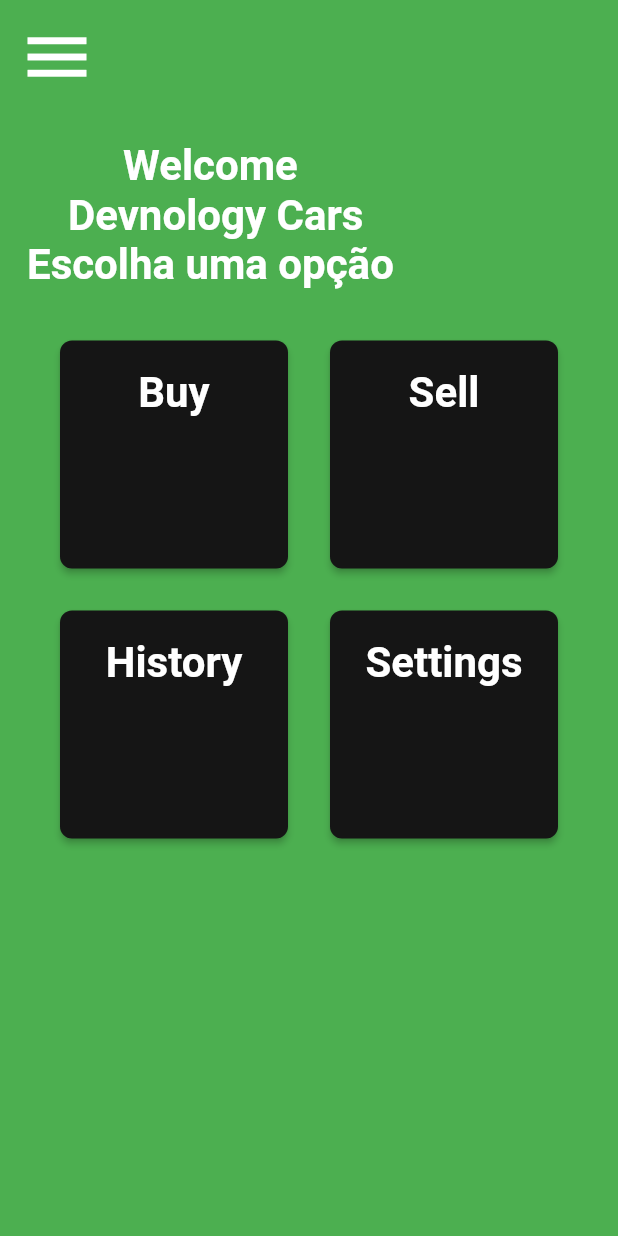
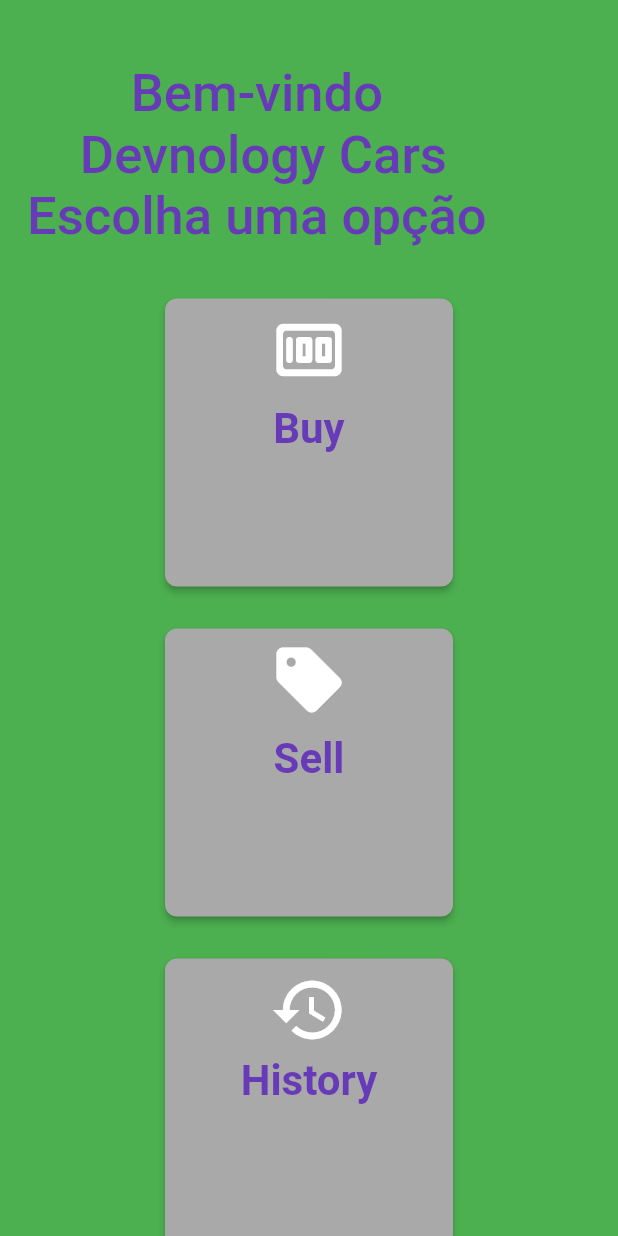
Before and after one commit to Emersonovidio/devnology-frontend, a Flutter app: the screen it shows after launch, on a phone screen of 412 x 824 dp. Run offline on Flutter 3.47's test engine with Material 2 defaults, Android fonts, the light colour scheme and no system bars.

Commit message:
news update

```diff
--- a/lib/main.dart
+++ b/lib/main.dart
@@ -3,7 +3,7 @@
 
 void main() {
   runApp(const MaterialApp(
-    title: "Login Flutter",
+    title: "devnology Cars",
     home: Dashboard(),
     debugShowCheckedModeBanner: false,
   ));
--- a/lib/pages/dashboard.dart
+++ b/lib/pages/dashboard.dart
@@ -18,11 +18,11 @@
               child: Row(
                 mainAxisAlignment: MainAxisAlignment.spaceBetween,
                 children: const <Widget>[
-                  Icon(
-                    Icons.menu,
-                    color: Colors.white,
-                    size: 52.0,
-                  ),
+                  // Icon(
+                  //   Icons.menu,
+                  //   color: Colors.white,
+                  //   size: 52.0,
+                  // ),
                   // Image.asset(
                   //   "assets/home.png",
                   //   width: 52.0,
@@ -33,11 +33,11 @@
             const Padding(
               padding: EdgeInsets.all(18.0),
               child: Text(
-                "Welcome \n Devnology Cars \nEscolha uma opção",
+                "Bem-vindo \n Devnology Cars \nEscolha uma opção",
                 style: TextStyle(
-                    color: Colors.white,
-                    fontSize: 28.0,
-                    fontWeight: FontWeight.bold),
+                    color: Colors.deepPurple,
+                    fontSize: 35.0,
+                    fontWeight: FontWeight.w500),
                 textAlign: TextAlign.center,
               ),
             ),
@@ -49,10 +49,10 @@
                   runSpacing: 20.0,
                   children: <Widget>[
                     SizedBox(
-                      width: 160.0,
-                      height: 160.0,
+                      width: 200.0,
+                      height: 200.0,
                       child: Card(
-                        color: const Color.fromARGB(255, 21, 21, 21),
+                        color: const Color.fromARGB(255, 170, 169, 169),
                         elevation: 2.0,
                         shape: RoundedRectangleBorder(
                             borderRadius: BorderRadius.circular(8.0)),
@@ -61,6 +61,11 @@
                           padding: const EdgeInsets.all(8.0),
                           child: Column(
                             children: const <Widget>[
+                              Icon(
+                                Icons.money_rounded,
+                                color: Colors.white,
+                                size: 52.0,
+                              ),
                               // Image.asset(
                               //   "assets/todo.png",
                               //   width: 64.0,
@@ -71,7 +76,43 @@
                               Text(
                                 "Buy",
                                 style: TextStyle(
-                                    color: Colors.white,
+                                    color: Colors.deepPurple,
+                                    fontWeight: FontWeight.bold,
+                                    fontSize: 28.0),
+                              ),
+                              SizedBox(
+                                height: 10.0,
+                              ),
+                            ],
+                          ),
+                        )),
+                      ),
+                    ),
+                    SizedBox(
+                      width: 200.0,
+                      height: 200.0,
+                      child: Card(
+                        color: const Color.fromARGB(255, 170, 169, 169),
+                        elevation: 2.0,
+                        shape: RoundedRectangleBorder(
+                            borderRadius: BorderRadius.circular(8.0)),
+                        child: Center(
+                            child: Padding(
+                          padding: const EdgeInsets.all(8.0),
+                          child: Column(
+                            children: const <Widget>[
+                              Icon(
+                                Icons.sell,
+                                color: Colors.white,
+                                size: 52.0,
+                              ),
+                              SizedBox(
+                                height: 10.0,
+                              ),
+                              Text(
+                                "Sell",
+                                style: TextStyle(
+                                    color: Colors.deepPurple,
                                     fontWeight: FontWeight.bold,
                                     fontSize: 28.0),
                               ),
@@ -84,10 +125,10 @@
                       ),
                     ),
                     SizedBox(
-                      width: 160.0,
-                      height: 160.0,
+                      width: 200.0,
+                      height: 200.0,
                       child: Card(
-                        color: const Color.fromARGB(255, 21, 21, 21),
+                        color: const Color.fromARGB(255, 170, 169, 169),
                         elevation: 2.0,
                         shape: RoundedRectangleBorder(
                             borderRadius: BorderRadius.circular(8.0)),
@@ -96,17 +137,18 @@
                           padding: const EdgeInsets.all(8.0),
                           child: Column(
                             children: const <Widget>[
-                              // Image.asset(
-                              //   "assets/note.png",
-                              //   width: 64.0,
-                              // ),
+                              Icon(
+                                Icons.history,
+                                color: Colors.white,
+                                size: 52.0,
+                              ),
                               SizedBox(
-                                height: 10.0,
+                                height: 5.0,
                               ),
                               Text(
-                                "Sell",
+                                "History",
                                 style: TextStyle(
-                                    color: Colors.white,
+                                    color: Colors.deepPurple,
                                     fontWeight: FontWeight.bold,
                                     fontSize: 28.0),
                               ),
@@ -119,10 +161,10 @@
                       ),
                     ),
                     SizedBox(
-                      width: 160.0,
-                      height: 160.0,
+                      width: 200.0,
+                      height: 200.0,
                       child: Card(
-                        color: const Color.fromARGB(255, 21, 21, 21),
+                        color: const Color.fromARGB(255, 170, 169, 169),
                         elevation: 2.0,
                         shape: RoundedRectangleBorder(
                             borderRadius: BorderRadius.circular(8.0)),
@@ -131,52 +173,18 @@
                           padding: const EdgeInsets.all(8.0),
                           child: Column(
                             children: const <Widget>[
-                              // Image.asset(
-                              //   "assets/calendar.png",
-                              //   width: 64.0,
-                              // ),
-                              SizedBox(
-                                height: 10.0,
+                              Icon(
+                                Icons.settings,
+                                color: Colors.white,
+                                size: 52.0,
                               ),
-                              Text(
-                                "History",
-                                style: TextStyle(
-                                    color: Colors.white,
-                                    fontWeight: FontWeight.bold,
-                                    fontSize: 28.0),
-                              ),
-                              SizedBox(
-                                height: 5.0,
-                              ),
-                            ],
-                          ),
-                        )),
-                      ),
-                    ),
-                    SizedBox(
-                      width: 160.0,
-                      height: 160.0,
-                      child: Card(
-                        color: const Color.fromARGB(255, 21, 21, 21),
-                        elevation: 2.0,
-                        shape: RoundedRectangleBorder(
-                            borderRadius: BorderRadius.circular(8.0)),
-                        child: Center(
-                            child: Padding(
-                          padding: const EdgeInsets.all(8.0),
-                          child: Column(
-                            children: const <Widget>[
-                              // Image.asset(
-                              //   "assets/settings.png",
-                              //   width: 64.0,
-                              // ),
                               SizedBox(
                                 height: 10.0,
                               ),
                               Text(
                                 "Settings",
                                 style: TextStyle(
-                                    color: Colors.white,
+                                    color: Colors.deepPurple,
                                     fontWeight: FontWeight.bold,
                                     fontSize: 28.0),
                               ),
--- a/pubspec.yaml
+++ b/pubspec.yaml
@@ -65,8 +65,9 @@
 
   # To add assets to your application, add an assets section, like this:
 assets:
-   - images/calendar.png
-   - images/a_dot_ham.jpeg
+   - assets/images/calendar.png
+   - assets/images/image.png
+   -
 
   # An image asset can refer to one or more resolution-specific "variants", see
   # https://flutter.dev/assets-and-images/#resolution-aware
```
Also changed, not shown: lib/pages/login.dart (+106 -40 lines).
